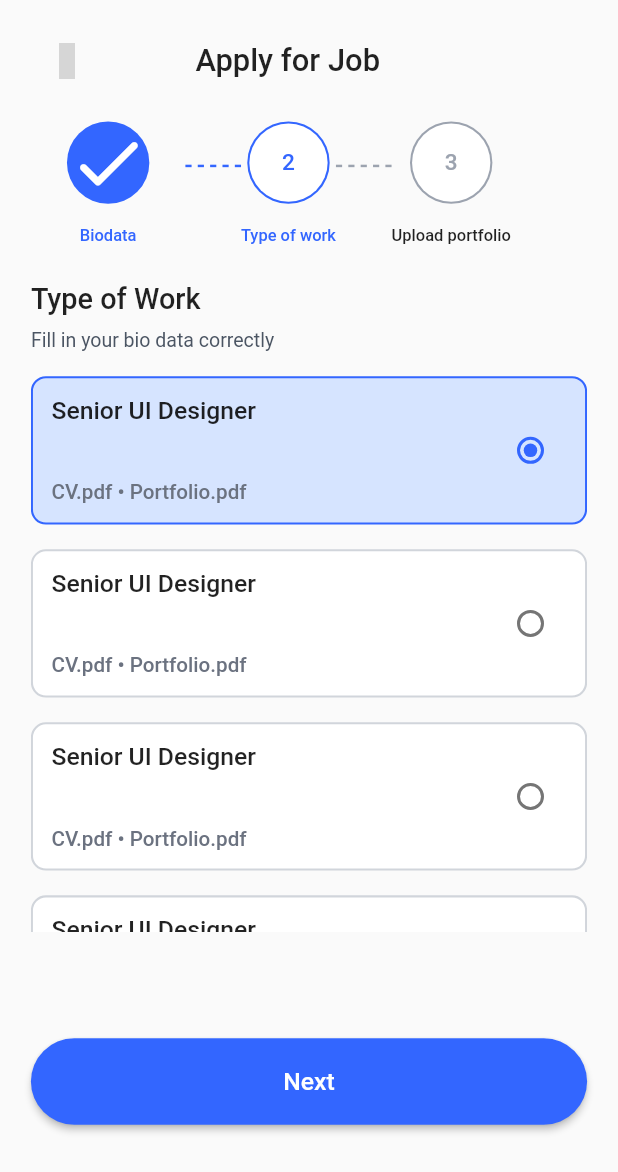
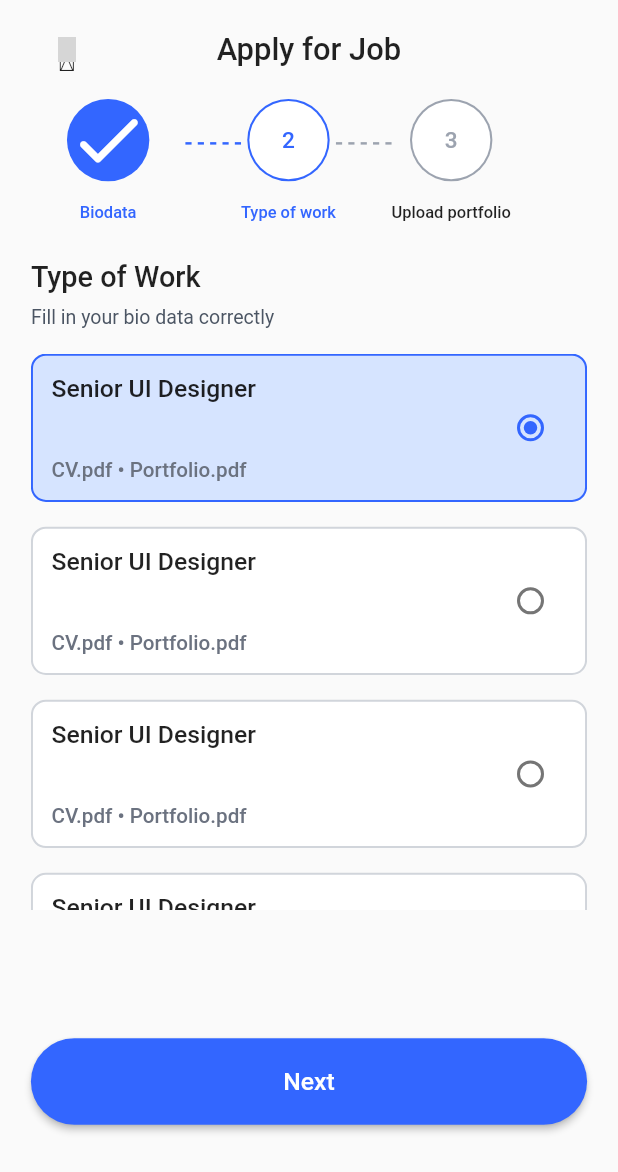
Before and after one commit to OelSawy/jobsque, a Flutter app: the JobApplicationType screen opened by its route, on a phone screen of 412 x 824 dp. Shown: the top 1172 px of the screen. Run offline on Flutter 3.47's test engine with Material 2 defaults, Android fonts, the phone set to English and light mode, and no system bars; our stand-ins replace dotted_border, email_validator, firebase_core, iconsax, intl_phone_number_input, shared_preferences and 1 more; missing offline and left inert: fading_edge_scrollview; accounts and stored records are empty; grey boxes are pictures that could not be loaded.

Commit message:
misc edits

```diff
--- a/lib/screens/job_details_and_application/components/job_application/job_application_type.dart
+++ b/lib/screens/job_details_and_application/components/job_application/job_application_type.dart
@@ -1,9 +1,10 @@
 
 import 'package:flutter/material.dart';
 import 'package:iconsax/iconsax.dart';
+import 'package:jobsque/screens/job_details_and_application/provider/job_details_provider.dart';
+import 'package:provider/provider.dart';
 import 'package:sizer/sizer.dart';
 
-import '../../../../../core/app_routes.dart';
 import '../../../../../core/colours.dart';
 import '../../widgets/dotted_separator.dart';
 
@@ -34,19 +35,26 @@ class _JobApplicationTypeState extends State<JobApplicationType> {
                   height: 2.h,
                 ),
                 //! header
-                Row(children: [
-                  IconButton(
+                SizedBox(
+                  height: 4.h,
+                  child: Stack(children: [
+                    Align(
+                      alignment: Alignment.centerLeft,
+                      child: IconButton(
                           onPressed: () {
                             Navigator.of(context).pop();
                           },
+                          iconSize: 20.sp,
                           icon: const Icon(Iconsax.arrow_left4)),
-                  SizedBox(
-                    width: 15.w,
                     ),
-                  Text("Apply for Job",
+                    Align(
+                      alignment: Alignment.center,
+                      child: Text("Apply for Job",
                           style: TextStyle(
                               fontSize: 15.sp, fontWeight: FontWeight.w500)),
+                    ),
                   ]),
+                ),
                 Divider(
                   color: Colors.transparent,
                   height: 2.h,
@@ -255,10 +263,7 @@ class _JobApplicationTypeState extends State<JobApplicationType> {
                   width: 90.w,
                   height: 7.h,
                   child: ElevatedButton(
-                    onPressed: () {
-                      Navigator.of(context)
-                          .pushNamed(AppRoutes.applicationPortfolio);
-                    },
+                    onPressed: () => context.read<JobDetailsProvider>().typeSubmitted(context),
                     style: ElevatedButton.styleFrom(
                         backgroundColor: AppColours.primary500,
                         shape: RoundedRectangleBorder(
```
Also changed, not shown: lib/screens/job_details_and_application/components/job_application/job_application_biodata.dart (+15 -10 lines), lib/screens/job_details_and_application/components/job_application/job_application_portfolio.dart (+15 -10 lines). Lines whose indentation alone changed are shown as unchanged.
